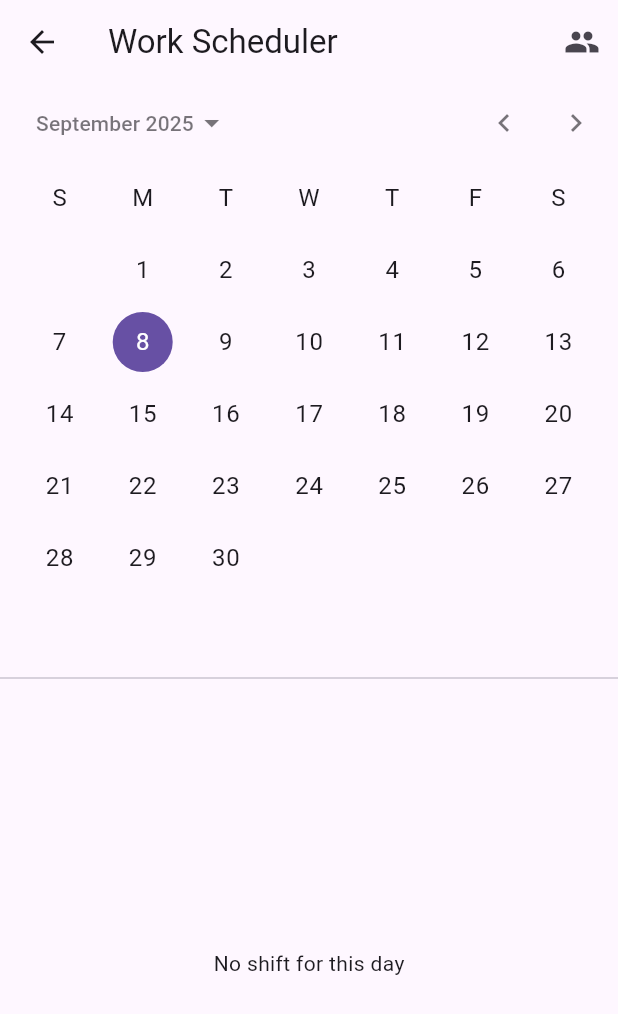
After one commit to zikei444/mobile_application_ass, a Flutter app: the CalendarPage screen opened directly, on a phone screen of 412 x 824 dp. The commit adds this screen. Shown: the top 1014 px of the screen. Run offline on Flutter 3.47's test engine with Material 3 defaults, Android fonts, the phone set to English and light mode, and no system bars; our stand-ins replace cloud_firestore, firebase_auth, firebase_core, fluttertoast, google_fonts; accounts and stored records are empty.

Commit message:
add work scheduler..

```diff
--- a/lib/dashboard/dashboard.dart
+++ b/lib/dashboard/dashboard.dart
@@ -1,6 +1,7 @@
 import 'package:flutter/material.dart';
 import '../services/auth_service.dart';
 import '../vehicle/vehicle_list.dart';
+import '../workScheduler/schedule.dart';
 
 
 class Dashboard extends StatefulWidget {
@@ -42,7 +43,7 @@ class _DashboardState extends State<Dashboard> {
         'label': 'Staff',
         'icon': Icons.people,
         'count': () => staffCount,
-       // 'page': StaffList(),
+        'page': CalendarPage(),
       },
       {
         'label': 'Spare Parts',
--- /dev/null
+++ b/lib/workScheduler/schedule.dart
@@ -0,0 +1,91 @@
+import 'package:flutter/material.dart';
+import 'package:cloud_firestore/cloud_firestore.dart';
+
+import 'all_staff.dart';
+
+class CalendarPage extends StatefulWidget {
+  const CalendarPage({Key? key}) : super(key: key);
+
+  @override
+  State<CalendarPage> createState() => _CalendarPageState();
+}
+
+class _CalendarPageState extends State<CalendarPage> {
+  DateTime _selected = DateTime.now();
+
+  @override
+  Widget build(BuildContext context) {
+    // beginning and end of the chosen day
+    final start = DateTime(_selected.year, _selected.month, _selected.day);
+    final end = start.add(const Duration(days: 1));
+
+    return Scaffold(
+      appBar: AppBar(
+        title: const Text('Work Scheduler'),
+        actions: [
+          IconButton(
+            icon: const Icon(Icons.people),
+            tooltip: 'View All Staff',
+            onPressed: () {
+              Navigator.push(
+                context,
+                MaterialPageRoute(builder: (_) => const StaffListPage()),
+              );
+            },
+          ),
+        ],
+      ),
+      body: Column(
+        children: [
+          // Flutter built-in calendar widget
+          CalendarDatePicker(
+            firstDate: DateTime(2020),
+            lastDate: DateTime(2030),
+            initialDate: _selected,
+            onDateChanged: (d) => setState(() => _selected = d),
+          ),
+          const Divider(),
+          Expanded(
+            child: StreamBuilder<QuerySnapshot>(
+              stream: FirebaseFirestore.instance
+                  .collection('schedules')
+                  .where('date', isGreaterThanOrEqualTo: Timestamp.fromDate(start))
+                  .where('date', isLessThan: Timestamp.fromDate(end))
+                  .snapshots(),
+              builder: (context, snap) {
+                if (snap.connectionState == ConnectionState.waiting) {
+                  return const Center(child: CircularProgressIndicator());
+                }
+                if (snap.hasError) {
+                  return Center(child: Text('Error: ${snap.error}'));
+                }
+                final docs = snap.data?.docs ?? [];
+                if (docs.isEmpty) {
+                  return const Center(child: Text('No shift for this day'));
+                }
+
+                return ListView.builder(
+                  itemCount: docs.length,
+                  itemBuilder: (context, i) {
+                    final d = docs[i].data() as Map<String, dynamic>;
+                    final startTime = d['shiftStart'] ?? '';
+                    final endTime   = d['shiftEnd'] ?? '';
+                    final staff = [d['staffId'] ?? ''];
+
+                    return Card(
+                      margin: const EdgeInsets.symmetric(horizontal: 8, vertical: 4),
+                      child: ListTile(
+                        title: Text('Shift: ($startTime – $endTime)'),
+                        subtitle: Text('Staff: ${staff.join(', ')}'),
+                      ),
+                    );
+                  },
+                );
+              },
+            ),
+          ),
+        ],
+      ),
+    );
+  }
+}
--- a/pubspec.yaml
+++ b/pubspec.yaml
@@ -32,7 +32,7 @@ dependencies:
     sdk: flutter
   fluttertoast: ^8.2.6
   google_fonts: ^6.2.1
-  provider: ^6.0.5
+  provider: ^6.1.5+1
   cloud_firestore: 6.0.1   # (latest as of now)
   firebase_core: ^4.1.0
   firebase_auth: ^6.0.2
@@ -40,6 +40,7 @@ dependencies:
   # The following adds the Cupertino Icons font to your application.
   # Use with the CupertinoIcons class for iOS style icons.
   cupertino_icons: ^1.0.8
+  intl: ^0.20.2
 
 dev_dependencies:
   flutter_test:
```
Also changed, not shown: lib/main.dart (+10 -0 lines), lib/seed/august_scheduler.dart (added, +49 -0 lines), lib/seed/staff_seed.dart (added, +64 -0 lines), lib/workScheduler/all_staff.dart (added, +39 -0 lines), lib/workScheduler/staff_detail_page.dart (added, +138 -0 lines), pubspec.lock, 1 other file.
